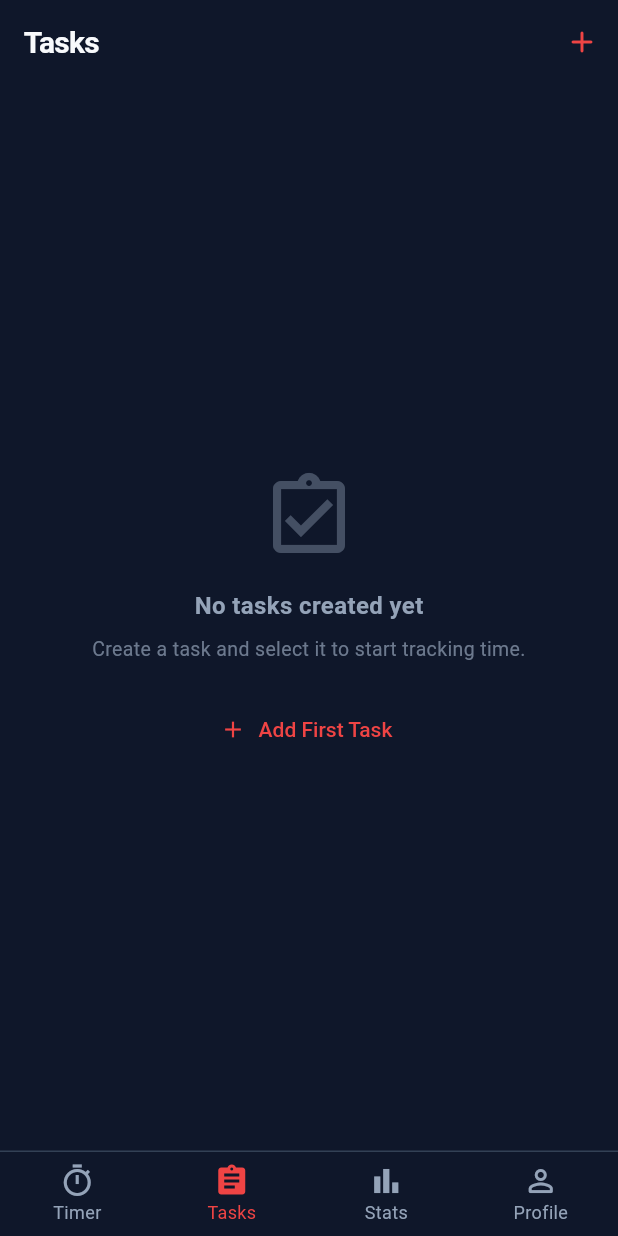
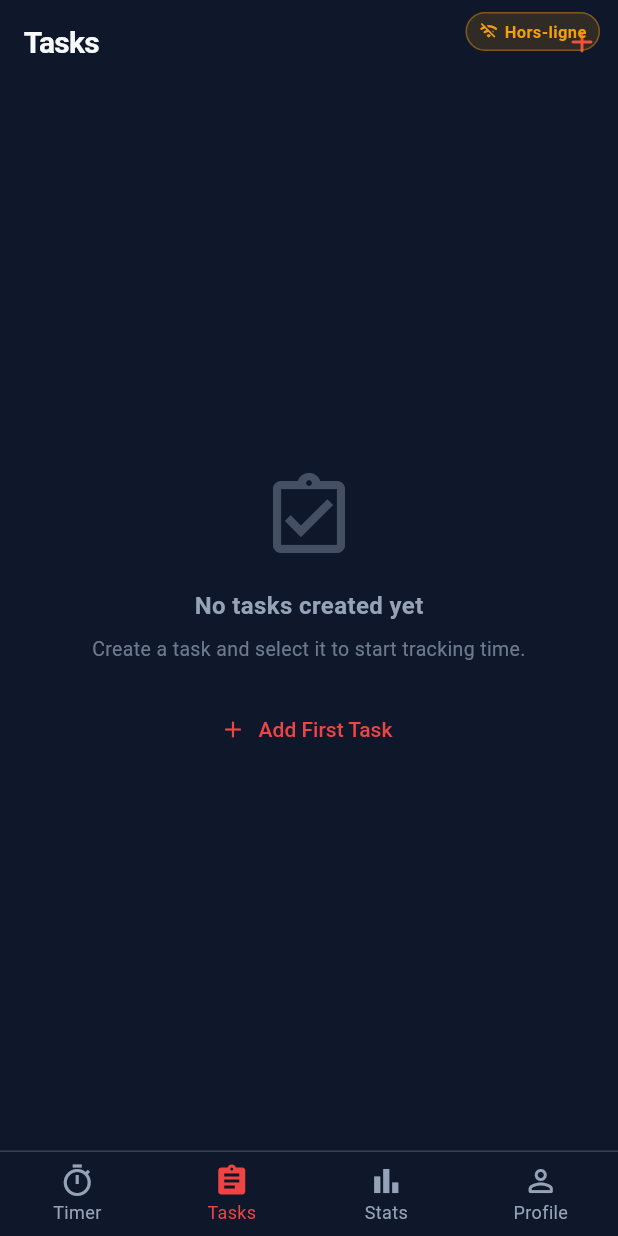
Before and after one commit to Ricardo-anjaraniaina/pomo-_front, a Flutter app: the screen it shows after launch, item 2 of the bottom bar chosen, on a phone screen of 412 x 824 dp. Run offline on Flutter 3.47's test engine with Material 3 defaults, Android fonts, the phone set to English and light mode, and no system bars; our stand-ins replace flutter_local_notifications, shared_preferences; accounts and stored records are empty.

Commit message:
feat: offline task creation, LOCAL badge and wifi_off indicator

```diff
--- a/lib/shared/widgets/home_navigation_shell.dart
+++ b/lib/shared/widgets/home_navigation_shell.dart
@@ -36,7 +36,46 @@ class _HomeNavigationShellState extends State<HomeNavigationShell> {
     ];
 
     return Scaffold(
-      body: IndexedStack(index: _currentIndex, children: screens),
+      body: Stack(
+        children: [
+          IndexedStack(index: _currentIndex, children: screens),
+          if (!authProvider.isAuthenticated)
+            Positioned(
+              top: MediaQuery.of(context).padding.top + 8,
+              right: 12,
+              child: Container(
+                padding: const EdgeInsets.symmetric(horizontal: 8, vertical: 4),
+                decoration: BoxDecoration(
+                  color: const Color(0xFFF59E0B).withValues(alpha: 0.15),
+                  borderRadius: BorderRadius.circular(20),
+                  border: Border.all(
+                    color: const Color(0xFFF59E0B).withValues(alpha: 0.4),
+                    width: 1,
+                  ),
+                ),
+                child: const Row(
+                  mainAxisSize: MainAxisSize.min,
+                  children: [
+                    Icon(
+                      Icons.wifi_off_rounded,
+                      color: Color(0xFFF59E0B),
+                      size: 13,
+                    ),
+                    SizedBox(width: 4),
+                    Text(
+                      'Hors-ligne',
+                      style: TextStyle(
+                        color: Color(0xFFF59E0B),
+                        fontSize: 11,
+                        fontWeight: FontWeight.bold,
+                      ),
+                    ),
+                  ],
+                ),
+              ),
+            ),
+        ],
+      ),
       bottomNavigationBar: Container(
         decoration: const BoxDecoration(
           border: Border(top: BorderSide(color: AppColors.border, width: 1.0)),
--- a/lib/tasks/domain/task_model.dart
+++ b/lib/tasks/domain/task_model.dart
@@ -5,6 +5,7 @@ class TaskModel {
   final bool isCompleted;
   final int estimatedPomodoros;
   final int completedPomodoros;
+  final bool isLocal; // true = offline-only, not synced to server
 
   TaskModel({
     required this.id,
@@ -13,6 +14,7 @@ class TaskModel {
     this.isCompleted = false,
     required this.estimatedPomodoros,
     this.completedPomodoros = 0,
+    this.isLocal = false,
   });
 
   TaskModel copyWith({
@@ -22,6 +24,7 @@ class TaskModel {
     bool? isCompleted,
     int? estimatedPomodoros,
     int? completedPomodoros,
+    bool? isLocal,
   }) {
     return TaskModel(
       id: id ?? this.id,
@@ -30,6 +33,7 @@ class TaskModel {
       isCompleted: isCompleted ?? this.isCompleted,
       estimatedPomodoros: estimatedPomodoros ?? this.estimatedPomodoros,
       completedPomodoros: completedPomodoros ?? this.completedPomodoros,
+      isLocal: isLocal ?? this.isLocal,
     );
   }
 
```
Also changed, not shown: lib/tasks/presentation/tasks_state.dart (+17 -1 lines), lib/tasks/presentation/widgets/task_card.dart (+36 -0 lines).
